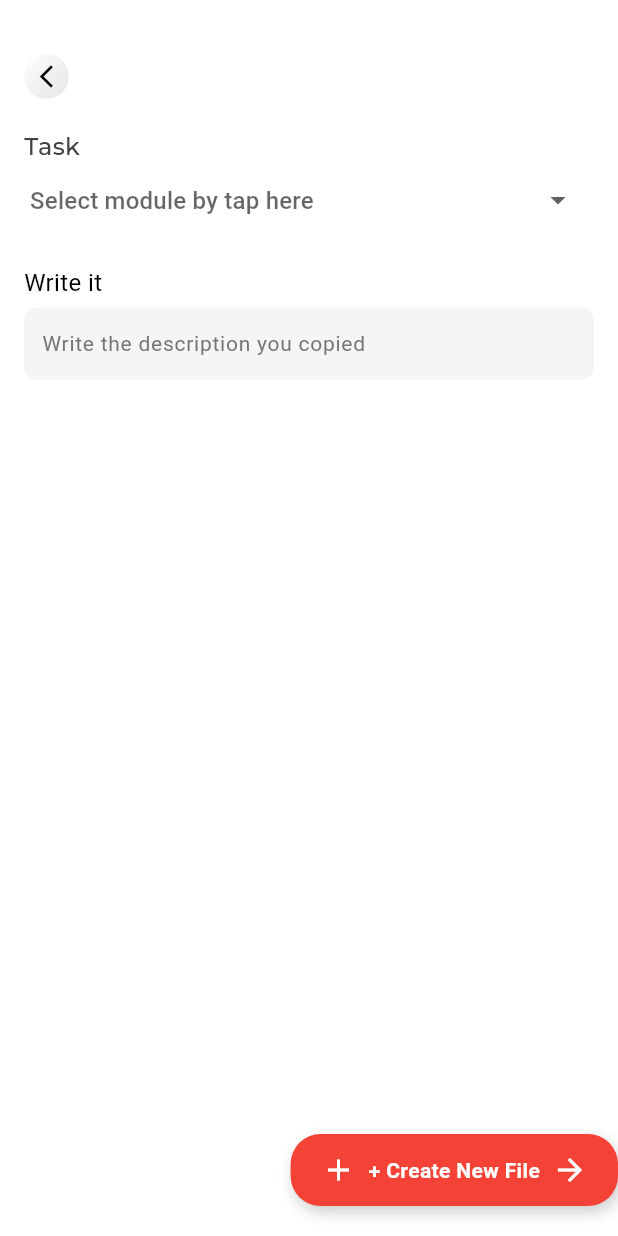
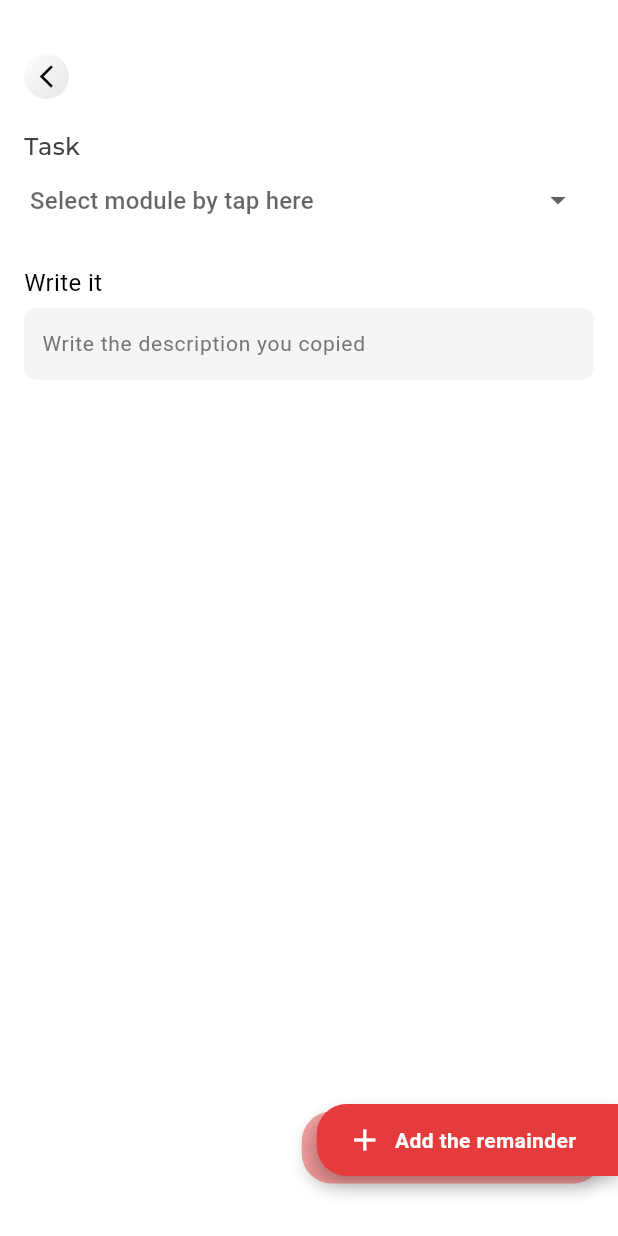
Before and after one commit to abhijithms1213/ReviewRush, a Flutter app: the TaskCreationScreen screen opened directly, on a phone screen of 412 x 824 dp. Run offline on Flutter 3.47's test engine with Material 3 defaults, Android fonts, the phone set to English and light mode, and no system bars; our stand-ins replace google_fonts; Roboto replaces fonts that are missing (Khula).

Commit message:
added 2nd container correclty

```diff
--- a/reviewrush/lib/features/home/presentation/screens/task_creation_ui.dart
+++ b/reviewrush/lib/features/home/presentation/screens/task_creation_ui.dart
@@ -132,12 +132,15 @@ class TaskCreationScreen extends StatelessWidget {
           ),
           // The Stack with Positioned to place the button at the bottom-right
           Positioned(
-            bottom: 20,
-            right: 0,
+            bottom: 35,
+            right: 10,
             child: Container(
               decoration: BoxDecoration(
-                color: Colors.red,
-                borderRadius: BorderRadius.circular(20),
+                color: const Color.fromARGB(121, 229, 59, 59),
+                borderRadius: const BorderRadius.only(
+                    topLeft: Radius.circular(20),
+                    bottomLeft: Radius.circular(20),
+                    bottomRight: Radius.circular(20)),
                 boxShadow: [
                   BoxShadow(
                     color: Colors.black.withOpacity(0.2),
@@ -153,14 +156,49 @@ class TaskCreationScreen extends StatelessWidget {
                   Icon(Icons.add, color: Colors.white),
                   SizedBox(width: 8),
                   Text(
-                    "+ Create New File",
+                    "Add the remainder",
                     style: TextStyle(
                       color: Colors.white,
                       fontWeight: FontWeight.bold,
                     ),
                   ),
                   SizedBox(width: 8),
-                  Icon(Icons.arrow_forward, color: Colors.white),
+                ],
+              ),
+            ),
+          ),
+          Positioned(
+            bottom: 40,
+            right: 0,
+            child: Container(
+              decoration: BoxDecoration(
+                color: const Color.fromARGB(255,229,59,60),
+                borderRadius: const BorderRadius.only(
+                  topLeft: Radius.circular(20),
+                  bottomLeft: Radius.circular(20),
+                ),
+                boxShadow: [
+                  BoxShadow(
+                    color: Colors.black.withOpacity(0.2),
+                    blurRadius: 8,
+                    offset: const Offset(2, 4),
+                  ),
+                ],
+              ),
+              padding: const EdgeInsets.symmetric(vertical: 12, horizontal: 20),
+              child: const Row(
+                mainAxisSize: MainAxisSize.min,
+                children: [
+                  Icon(Icons.add, color: Colors.white),
+                  SizedBox(width: 8),
+                  Text(
+                    "Add the remainder",
+                    style: TextStyle(
+                      color: Colors.white,
+                      fontWeight: FontWeight.bold,
+                    ),
+                  ),
+                  SizedBox(width: 8),
                 ],
               ),
             ),
```
